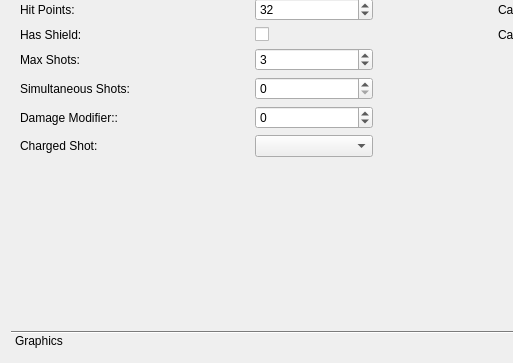
The window that editor/mainwindow_tab/player_edit.ui (protoman/rockbot) describes before a commit, drawn with Qt 5; both pictures show x 0 to 513 and y 106 to 469 of the 770 by 469 pixel window.
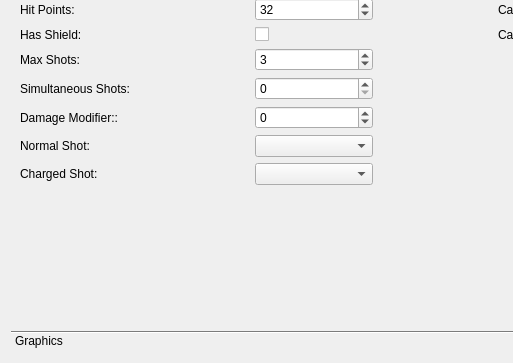
The same window after the commit. The open tabs and pages were chosen to show the change. Custom widgets are drawn as their Qt base class.

Commit message: - set player default projectile - add "kitty" shot that apperars in select screen for kitty charged shot (or armor) - new projectile types:     # fibonacci spiral     # ball bouncing

What changed in the file:
```diff
--- a/editor/mainwindow_tab/player_edit.ui
+++ b/editor/mainwindow_tab/player_edit.ui
@@ -282,6 +282,16 @@
            </property>
           </widget>
          </item>
+         <item row="7" column="0">
+          <widget class="QLabel" name="label_9">
+           <property name="text">
+            <string>Normal Shot:</string>
+           </property>
+          </widget>
+         </item>
+         <item row="7" column="2">
+          <widget class="QComboBox" name="normalShot_comboBox"/>
+         </item>
         </layout>
        </item>
       </layout>
```
Left out of the diff: 2 changed lines with no effect on the pictures. The commit also changes 23 other files.
